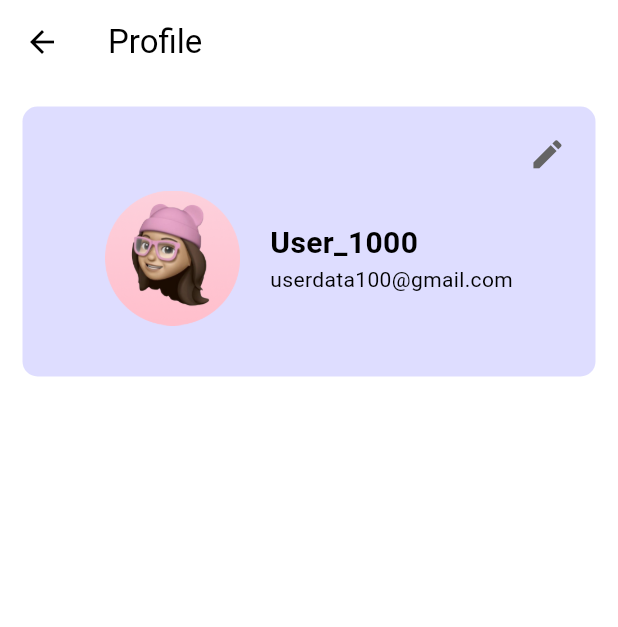
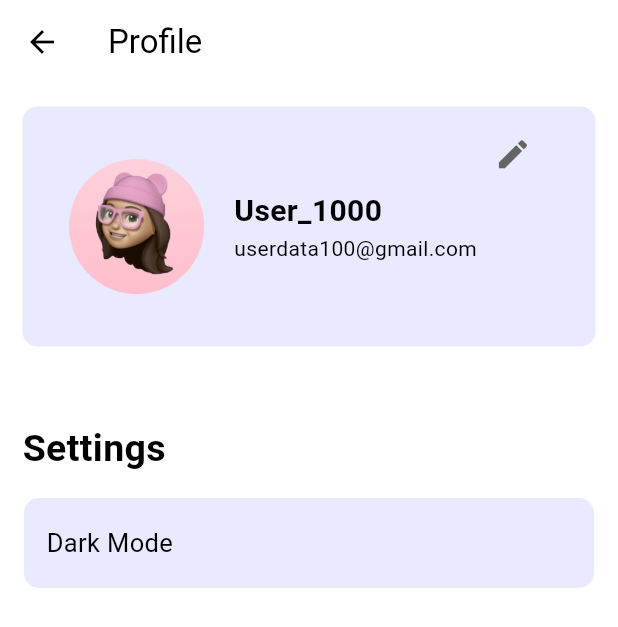
Before and after one commit to YashasHewage/tasktrail, a Flutter app: the screen it shows once a user with an empty profile is signed in, in the side drawer, after a tap on "S E T T I N G S", on a phone screen of 412 x 824 dp. Shown: the top 627 px of the screen. Run offline on Flutter 3.47's test engine with Material 3 defaults, Android fonts, the phone set to English and light mode, and no system bars; our stand-ins replace cloud_firestore, firebase_auth, firebase_core, google_fonts; accounts and stored records are empty.

Commit message:
Update settings_page.dart

```diff
--- a/lib/pages/settings_page.dart
+++ b/lib/pages/settings_page.dart
@@ -11,6 +11,7 @@ class _ProfileViewState extends State<ProfileView> {
   @override
   Widget build(BuildContext context) {
     return Scaffold(
+      backgroundColor: const Color.fromRGBO(255, 255, 255, 1),
       appBar: AppBar(
         title: const Text("Profile"),
       ),
@@ -20,28 +21,21 @@ class _ProfileViewState extends State<ProfileView> {
           children: [
             Container(
               width: double.infinity,
-              height: 180,
+              height: 160,
               decoration: BoxDecoration(
-                color: const Color.fromRGBO(146, 143, 255, 0.3),
+                color: const Color.fromRGBO(146, 143, 255, 0.2),
                 borderRadius: BorderRadius.circular(10),
               ),
               child: Padding(
                 padding: const EdgeInsets.all(8.0),
-                child: Column(
+                child: Row(
+                  mainAxisAlignment: MainAxisAlignment.center,
+                  crossAxisAlignment: CrossAxisAlignment.center,
+                  children: [
+                    Column(
+                      mainAxisAlignment: MainAxisAlignment.center,
                       children: [
                         Row(
-                      mainAxisAlignment: MainAxisAlignment.end,
-                      children: [
-                        IconButton(
-                          onPressed: () {},
-                          icon: const Icon(Icons.edit),
-                          iconSize: 25,
-                          color: const Color.fromARGB(255, 100, 100, 100),
-                        ),
-                      ],
-                    ),
-                    Row(
-                      mainAxisAlignment: MainAxisAlignment.center,
                           children: [
                             const Image(
                               image: AssetImage("assets/images/avatar1.png"),
@@ -55,10 +49,89 @@ class _ProfileViewState extends State<ProfileView> {
                                   Text(
                                     "User_1000",
                                     style: TextStyle(
-                                    fontSize: 20, fontWeight: FontWeight.bold),
+                                        fontSize: 20,
+                                        fontWeight: FontWeight.bold),
                                   ),
                                   Text("userdata100@gmail.com")
                                 ],
+                              ),
+                            ),
+                          ],
+                        ),
+                      ],
+                    ),
+                    Column(
+                      mainAxisAlignment: MainAxisAlignment.start,
+                      children: [
+                        IconButton(
+                          onPressed: () {},
+                          icon: const Icon(Icons.edit),
+                          iconSize: 25,
+                          color: const Color.fromARGB(255, 100, 100, 100),
+                        ),
+                      ],
+                    ),
+                  ],
+                ),
+              ),
+            ),
+            const SizedBox(
+              height: 50,
+            ),
+            const Row(
+              children: [
+                Text(
+                  "Settings",
+                  style: TextStyle(fontSize: 25, fontWeight: FontWeight.bold),
+                ),
+              ],
+            ),
+            const SizedBox(
+              height: 15,
+            ),
+            Row(
+              mainAxisAlignment: MainAxisAlignment.center,
+              children: [
+                Container(
+                  alignment: Alignment.center,
+                  width: 380,
+                  height: 60,
+                  decoration: BoxDecoration(
+                    color: const Color.fromRGBO(146, 143, 255, 0.2),
+                    borderRadius: BorderRadius.circular(10),
+                  ),
+                  child: const Padding(
+                    padding: EdgeInsets.all(15.0),
+                    child: Row(
+                      mainAxisAlignment: MainAxisAlignment.spaceBetween,
+                      children: [
+                        Column(
+                          mainAxisAlignment: MainAxisAlignment.center,
+                          crossAxisAlignment: CrossAxisAlignment.center,
+                          children: [
+                            Text(
+                              "Dark Mode",
+                              style: TextStyle(
+                                fontSize: 17,
+                                fontWeight: FontWeight.w400,
+                              ),
+                            )
+                          ],
+                        ),
+                        Column(
+                          children: [
+                            //   Switch(
+                            //     value: isSwitched,
+                            //     onChanged: (value) {
+                            //       setState(() {
+                            //         isSwitched = value;
+                            //       });
+                            //     },
+                            // ),
+                          ],
+                        )
+                      ],
+                    ),
                   ),
                 )
               ],
@@ -66,10 +139,6 @@ class _ProfileViewState extends State<ProfileView> {
           ],
         ),
       ),
-            ),
-          ],
-        ),
-      ),
     );
   }
 }
```
Lines whose indentation alone changed are shown as unchanged.
